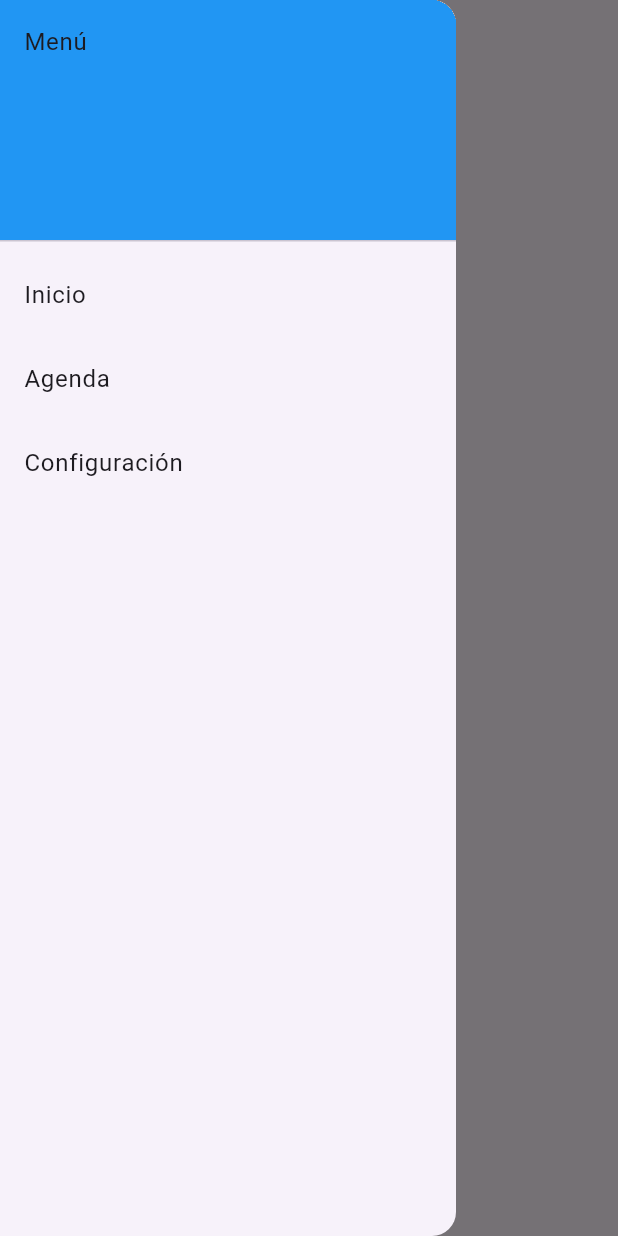
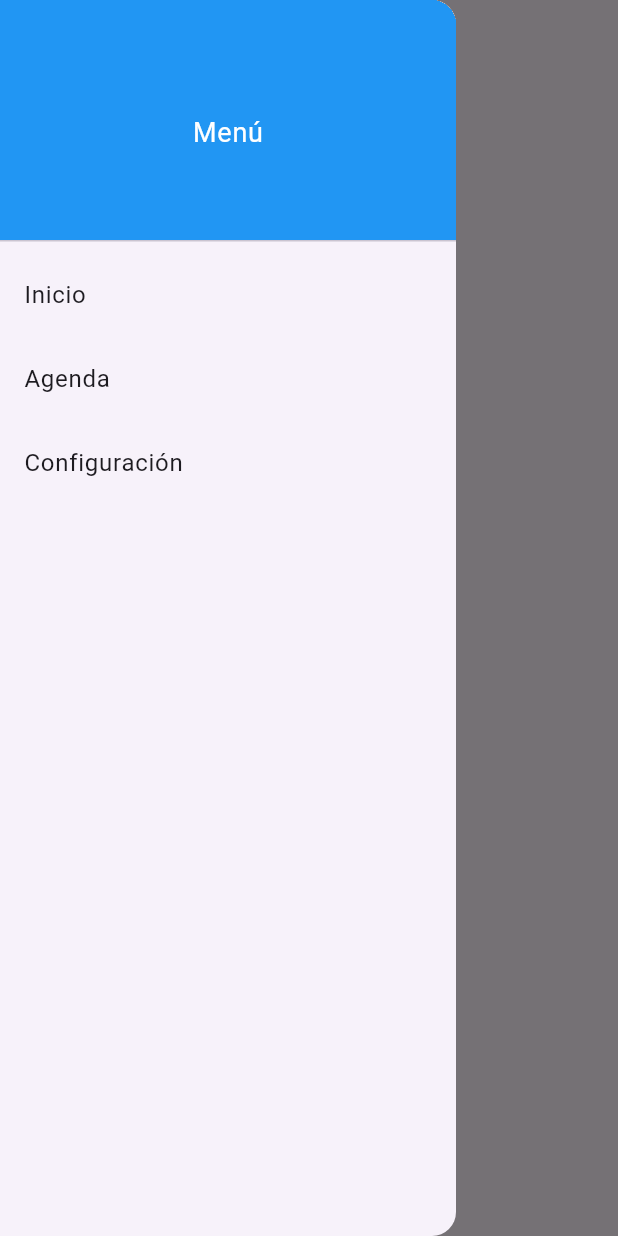
Before and after one commit to fdcirettg/flutter_calendario, a Flutter app: the screen it shows after launch, with the side drawer open, on a phone screen of 412 x 824 dp. Run offline on Flutter 3.47's test engine with Material 3 defaults, Android fonts, the phone set to English and light mode, and no system bars; our stand-ins replace get, go_router, shared_preferences.

Commit message:
Agregamps AppText a main() y Drawer

```diff
--- a/lib/app_scaffold.dart
+++ b/lib/app_scaffold.dart
@@ -1,5 +1,7 @@
 import 'package:flutter/material.dart';
 import 'package:go_router/go_router.dart';
+import 'app_text.dart';
+import 'package:shared_preferences/shared_preferences.dart';
 
 class AppScaffold extends StatelessWidget {
   final String title;
@@ -10,6 +12,10 @@ class AppScaffold extends StatelessWidget {
     required this.title,
     required this.body,
   });
+  static Future<String?> _getCustomText() async {
+    final prefs = await SharedPreferences.getInstance();
+    return prefs.getString('custom_text') ?? 'Menú';
+  }
 
   @override
   Widget build(BuildContext context) {
@@ -20,9 +26,21 @@ class AppScaffold extends StatelessWidget {
         child: ListView(
           padding: EdgeInsets.zero,
           children: <Widget>[
-            const DrawerHeader(
+             DrawerHeader(
               decoration: BoxDecoration(color: Colors.blue),
-              child: Text('Menú'),
+              child: FutureBuilder<String?>(
+                future: _getCustomText(),
+              builder: (context, snapshot) {
+                final drawerText = snapshot.data ?? 'Menú';
+                return Column(
+                  mainAxisAlignment: MainAxisAlignment.center,
+                  children: [
+                    SizedBox(height: 8),
+                    Text(drawerText, style: TextStyle(color: Colors.white, fontSize: 18)),
+                  ],
+                );
+              },
+            ),
             ),
             ListTile(
               title: const Text('Inicio'),
--- a/lib/main.dart
+++ b/lib/main.dart
@@ -8,6 +8,8 @@ import 'app_scaffold.dart';
 import 'agenda_page.dart';
 import 'configuracion_page.dart';
 import 'theme_provider.dart';
+import 'app_text.dart';
+import 'package:shared_preferences/shared_preferences.dart';
 
 
 void main() {
@@ -48,12 +50,32 @@ class MyHomePage extends StatefulWidget {
 }
 
 class _MyHomePageState extends State<MyHomePage> {
+  String nombreVeterinaria = '';
+  @override
+  void initState() {
+    super.initState();
+    _loadCustomText();
+  }
+  Future<void> _loadCustomText() async {
+    final prefs = await SharedPreferences.getInstance();
+    setState(() {
+      nombreVeterinaria = prefs.getString('custom_text') ?? 'Mi Veterinaria';
+    });
+  }
   @override
   Widget build(BuildContext context) {
     return AppScaffold(
       title: widget.title,
-      body: Center(
-        child: Text('Agenda'),
+      body: Column(
+        mainAxisAlignment: MainAxisAlignment.center,
+        children: <Widget>[
+          Center(
+            child: Text(
+              nombreVeterinaria,
+              style: Theme.of(context).textTheme.titleLarge,
+            ),
+          ),
+        ],
       ),
     );
   }
```
